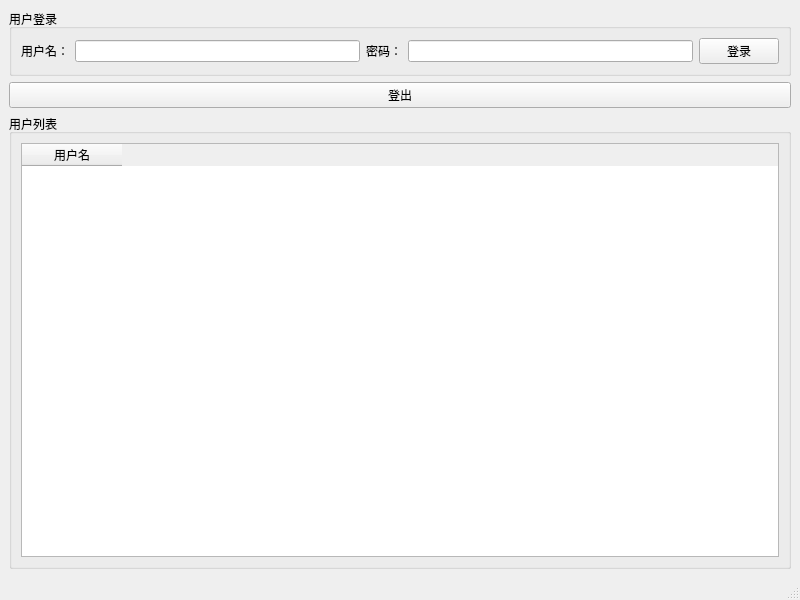
The window that mainwindow.ui (Yan-kaige/CPPManagementSystemWithQt) describes before a commit, drawn with Qt 5.
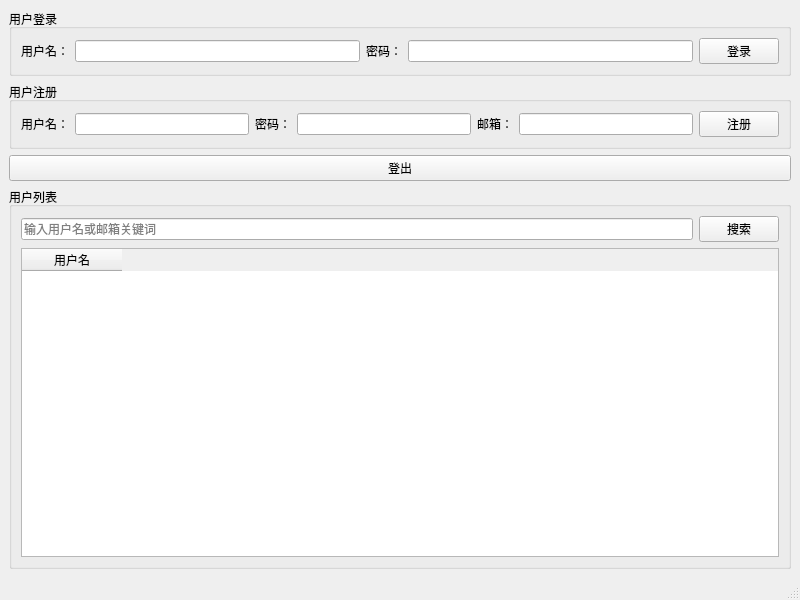
The same window after the commit.

Commit message: 搜索  注册  删除 启用/禁用 功能 增加

The edit to the form file:
```diff
--- a/mainwindow.ui
+++ b/mainwindow.ui
@@ -55,6 +55,56 @@
       </layout>
      </widget>
     </item>
+    <item>
+     <widget class="QGroupBox" name="groupBoxRegister">
+      <property name="title">
+       <string>用户注册</string>
+      </property>
+      <layout class="QHBoxLayout" name="horizontalLayoutRegister">
+       <item>
+        <widget class="QLabel" name="labelRegisterUsername">
+         <property name="text">
+          <string>用户名：</string>
+         </property>
+        </widget>
+       </item>
+       <item>
+        <widget class="QLineEdit" name="lineEditRegisterUsername"/>
+       </item>
+       <item>
+        <widget class="QLabel" name="labelRegisterPassword">
+         <property name="text">
+          <string>密码：</string>
+         </property>
+        </widget>
+       </item>
+       <item>
+        <widget class="QLineEdit" name="lineEditRegisterPassword">
+         <property name="echoMode">
+          <enum>QLineEdit::Password</enum>
+         </property>
+        </widget>
+       </item>
+       <item>
+        <widget class="QLabel" name="labelRegisterEmail">
+         <property name="text">
+          <string>邮箱：</string>
+         </property>
+        </widget>
+       </item>
+       <item>
+        <widget class="QLineEdit" name="lineEditRegisterEmail"/>
+       </item>
+       <item>
+        <widget class="QPushButton" name="btnRegisterUser">
+         <property name="text">
+          <string>注册</string>
+         </property>
+        </widget>
+       </item>
+      </layout>
+     </widget>
+    </item>
     <item>
      <widget class="QPushButton" name="btnLogout">
       <property name="text">
@@ -68,6 +118,24 @@
        <string>用户列表</string>
       </property>
       <layout class="QVBoxLayout" name="verticalLayoutUsers">
+       <item>
+        <layout class="QHBoxLayout" name="horizontalLayoutSearchUser">
+         <item>
+          <widget class="QLineEdit" name="lineEditSearchUser">
+           <property name="placeholderText">
+            <string>输入用户名或邮箱关键词</string>
+           </property>
+          </widget>
+         </item>
+         <item>
+          <widget class="QPushButton" name="btnSearchUser">
+           <property name="text">
+            <string>搜索</string>
+           </property>
+          </widget>
+         </item>
+        </layout>
+       </item>
        <item>
         <widget class="QTableWidget" name="tableWidgetUsers">
          <property name="columnCount">
```
The commit also changes 5 other files.
